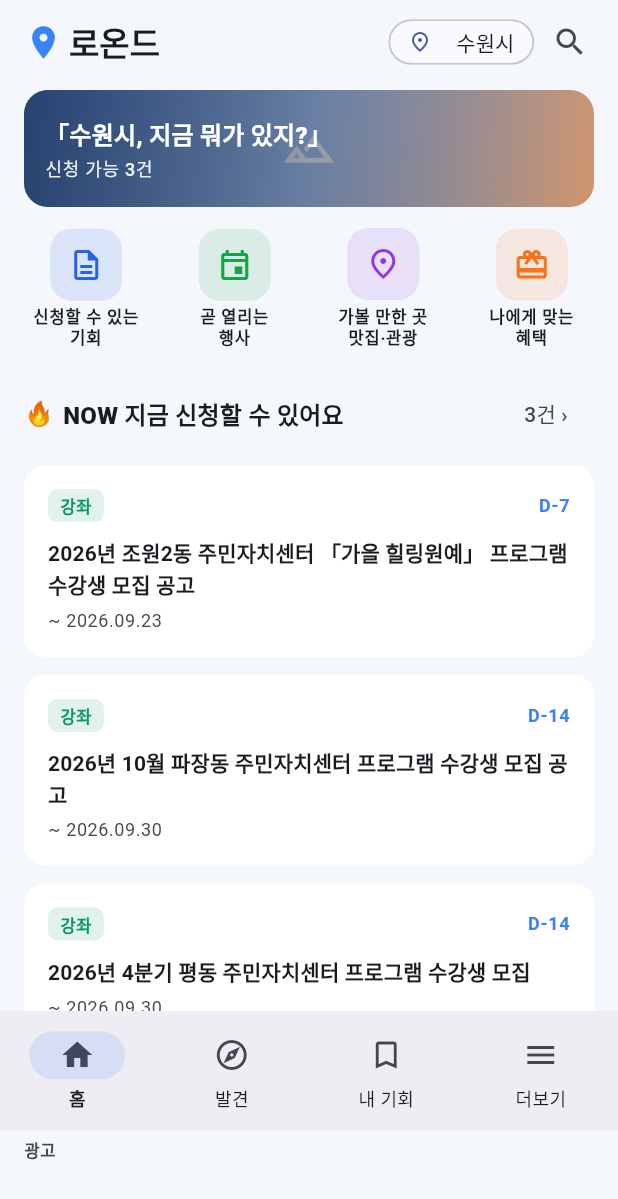
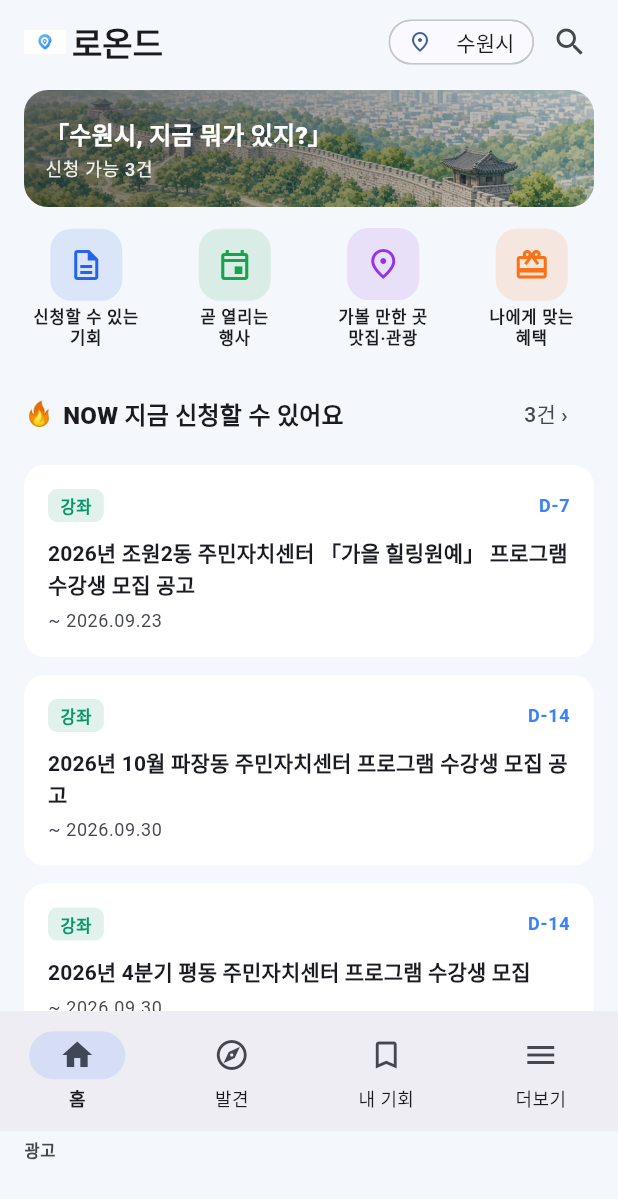
Before and after one commit to Darren83Kim/loond, a Flutter app: the screen it shows after launch, after a tap on "수원시", on a phone screen of 412 x 824 dp. Shown: the top 1199 px of the screen. Run offline on Flutter 3.47's test engine with Material 3 defaults, Android fonts, the phone set to English and light mode, and no system bars; our stand-ins replace google_mobile_ads, share_plus, shared_preferences, web; network calls fail.

Commit message:
feat(ux): wire Loond pin logo and region hero assets
Bundle custom pin logo plus Suwon/default heroes; prefer Region.heroAsset
over remote URLs in home header and hero band.

```diff
--- a/app/lib/models/region.dart
+++ b/app/lib/models/region.dart
@@ -7,6 +7,7 @@ class Region {
     this.sigunguCode,
     this.hasPublishedData = false,
     this.heroImageUrl,
+    this.heroAsset,
   });
 
   final String id;
@@ -21,8 +22,12 @@ class Region {
   /// 앱에 실데이터가 실려 있는지 (지금은 수원만 true).
   final bool hasPublishedData;
 
-  /// Optional hero band image for 홈 (없으면 그라데이션 플레이스홀더).
+  /// Optional remote hero band image for 홈 (없으면 그라데이션 플레이스홀더).
   final String? heroImageUrl;
+
+  /// Bundled hero asset path (e.g. `assets/images/hero_suwon.png`).
+  /// Preferred over [heroImageUrl] when both are set.
+  final String? heroAsset;
 
   /// Display chip label (e.g. 수원시).
   String get chipLabel {
@@ -37,6 +42,9 @@ class Region {
 class RegionRegistry {
   RegionRegistry._();
 
+  static const String _heroSuwon = 'assets/images/hero_suwon.png';
+  static const String _heroDefault = 'assets/images/hero_default.png';
+
   static const List<Region> all = [
     Region(
       id: 'suwon',
@@ -44,36 +52,42 @@ class RegionRegistry {
       areaCode: '31',
       sigunguCode: '13',
       hasPublishedData: true,
+      heroAsset: _heroSuwon,
     ),
     Region(
       id: 'yongin',
       nameKo: '용인',
       areaCode: '31',
       hasPublishedData: false,
+      heroAsset: _heroDefault,
     ),
     Region(
       id: 'seongnam',
       nameKo: '성남',
       areaCode: '31',
       hasPublishedData: false,
+      heroAsset: _heroDefault,
     ),
     Region(
       id: 'goyang',
       nameKo: '고양',
       areaCode: '31',
       hasPublishedData: false,
+      heroAsset: _heroDefault,
     ),
     Region(
       id: 'bucheon',
       nameKo: '부천',
       areaCode: '31',
       hasPublishedData: false,
+      heroAsset: _heroDefault,
     ),
     Region(
       id: 'hwaseong',
       nameKo: '화성',
       areaCode: '31',
       hasPublishedData: false,
+      heroAsset: _heroDefault,
     ),
   ];
 
--- a/app/lib/ui/tabs/home_tab.dart
+++ b/app/lib/ui/tabs/home_tab.dart
@@ -45,7 +45,11 @@ class HomeTab extends StatelessWidget {
           padding: const EdgeInsets.fromLTRB(16, 4, 8, 0),
           child: Row(
             children: [
-              const Icon(Icons.location_on, color: AppTheme.seed, size: 26),
+              Image.asset(
+                'assets/images/loond_pin_logo.png',
+                height: 28,
+                width: 28,
+              ),
               const SizedBox(width: 4),
               Text(
                 '로온드',
@@ -210,6 +214,7 @@ class _HeroBand extends StatelessWidget {
           fit: StackFit.expand,
           children: [
             RemoteOrPlaceholderImage(
+              asset: region.heroAsset,
               url: region.heroImageUrl,
               height: _height,
               width: double.infinity,
--- a/app/lib/ui/widgets/remote_or_placeholder_image.dart
+++ b/app/lib/ui/widgets/remote_or_placeholder_image.dart
@@ -2,11 +2,15 @@ import 'package:flutter/material.dart';
 
 import '../../theme/app_theme.dart';
 
-/// Network image with colored gradient placeholder on missing/error URL.
+/// Image from bundled asset, network URL, or colored gradient placeholder.
+///
+/// Prefer [asset] when set. Otherwise if [url] looks like an `assets/` path,
+/// load via [Image.asset]; http(s) URLs use [Image.network]. Missing/error → placeholder.
 class RemoteOrPlaceholderImage extends StatelessWidget {
   const RemoteOrPlaceholderImage({
     super.key,
-    required this.url,
+    this.url,
+    this.asset,
     this.height,
     this.width,
     this.borderRadius,
@@ -15,11 +19,22 @@ class RemoteOrPlaceholderImage extends StatelessWidget {
   });
 
   final String? url;
+  final String? asset;
   final double? height;
   final double? width;
   final BorderRadius? borderRadius;
   final BoxFit fit;
   final Color? seedColor;
+
+  static bool _isAssetPath(String path) {
+    final p = path.trim();
+    return p.startsWith('assets/') || p.startsWith('package:');
+  }
+
+  static bool _isNetworkUrl(String path) {
+    final lower = path.trim().toLowerCase();
+    return lower.startsWith('http://') || lower.startsWith('https://');
+  }
 
   @override
   Widget build(BuildContext context) {
@@ -30,8 +45,39 @@ class RemoteOrPlaceholderImage extends StatelessWidget {
       width: width,
     );
 
+    final assetPath = asset?.trim();
+    if (assetPath != null && assetPath.isNotEmpty) {
+      return ClipRRect(
+        borderRadius: radius,
+        child: Image.asset(
+          assetPath,
+          height: height,
+          width: width,
+          fit: fit,
+          errorBuilder: (_, __, ___) => placeholder,
+        ),
+      );
+    }
+
     final trimmed = url?.trim();
     if (trimmed == null || trimmed.isEmpty) {
+      return ClipRRect(borderRadius: radius, child: placeholder);
+    }
+
+    if (_isAssetPath(trimmed)) {
+      return ClipRRect(
+        borderRadius: radius,
+        child: Image.asset(
+          trimmed,
+          height: height,
+          width: width,
+          fit: fit,
+          errorBuilder: (_, __, ___) => placeholder,
+        ),
+      );
+    }
+
+    if (!_isNetworkUrl(trimmed)) {
       return ClipRRect(borderRadius: radius, child: placeholder);
     }
 
--- a/app/pubspec.yaml
+++ b/app/pubspec.yaml
@@ -27,3 +27,4 @@ flutter:
   assets:
     - assets/data/opportunities.json
     - assets/data/opportunities_sample.json
+    - assets/images/
```
Also changed, not shown: app/assets/images/hero_default.png (added), app/assets/images/hero_suwon.png (added), app/assets/images/loond_pin_logo.png (added), docs/design/hero_default.png (added), docs/design/hero_suwon.png (added), docs/design/loond_pin_logo.png (added), 3 other files.
